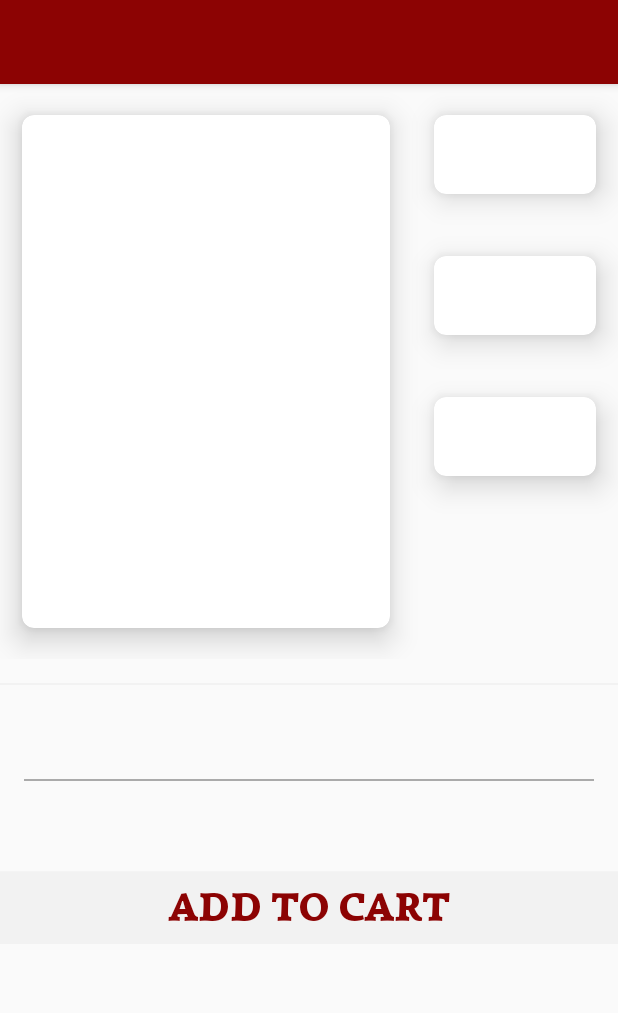
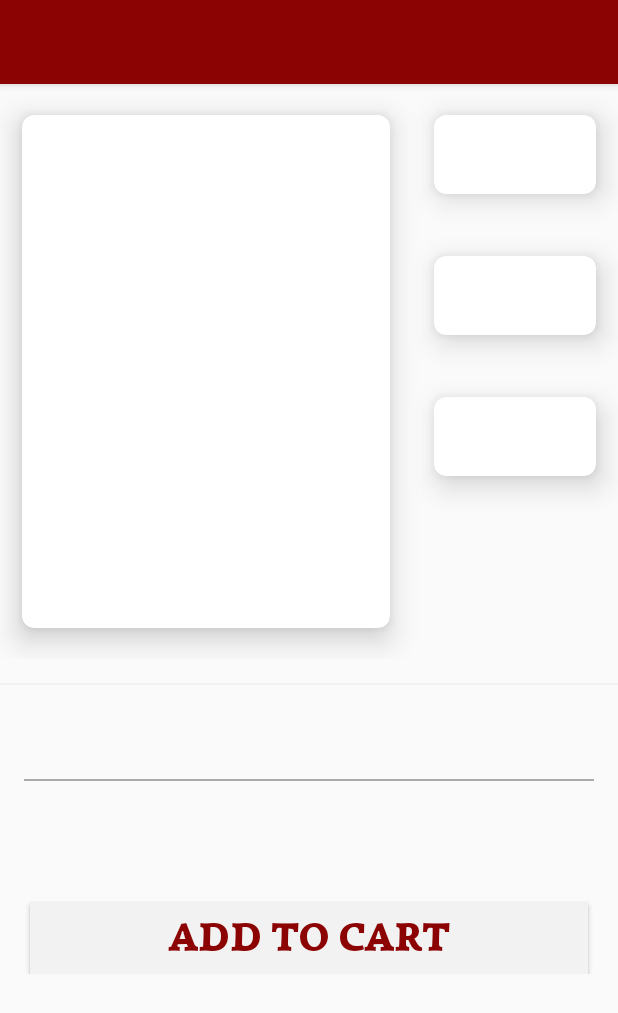
Before and after one commit to manalalsharif/MyFinalProject, an Android app: the layout activity_detail.xml on its own in the app's theme, with its tools: preview values and no code run, on a phone screen of 412 x 824 dp. Shown: the top 1013 px of the screen. Run offline under Robolectric (Android 15) with nearby library versions, the light colour scheme and no system bars; network calls fail.

Commit message:
modified like/unlike button, icon, and layout

```diff
--- a/myfinalprojectcs3270/app/src/main/java/com/example/myfinalprojectcs3270/Adapters/MovieAdapter.java
+++ b/myfinalprojectcs3270/app/src/main/java/com/example/myfinalprojectcs3270/Adapters/MovieAdapter.java
@@ -73,8 +73,6 @@
         Picasso.get()
                 .load(movieItem.getImage())
                 .into(holder.moviePoster);
-
-        Log.d("test", "image url:" +movieItem.getImage());
         holder.movieName.setText(movieItem.getName());
         holder.movieOverview.setText(movieItem.getOverview());
     }
@@ -88,10 +86,6 @@
         }
     }
 
-    public boolean toggleViewType() {
-        isGrid = !isGrid;
-        return isGrid;
-    }
 
     @Override
     public int getItemCount() {
--- a/myfinalprojectcs3270/app/src/main/java/com/example/myfinalprojectcs3270/Fragments/Popular.java
+++ b/myfinalprojectcs3270/app/src/main/java/com/example/myfinalprojectcs3270/Fragments/Popular.java
@@ -163,8 +163,6 @@
                 String name = movieObject.getString("original_title");
                 String overview = movieObject.getString("overview");
                 String release_date = movieObject.getString("release_date");
-                //testing to see if an entire image url will load
-                //String image = "https://m.media-amazon.com/images/M/MV5BYmU4NTk4OWYtMjE4My00MGVkLTgwY2EtZTZjN2YyOGFiMDQ0L2ltYWdlL2ltYWdlXkEyXkFqcGdeQXVyMTQxNzMzNDI@._V1_UX182_CR0,0,182,268_AL_.jpg";
                 String image = "https://image.tmdb.org/t/p/w500/" + poster_path;
 
                 movieItemList.add(new MovieItem(id, name, image, overview, vote_average, release_date));
--- /dev/null
+++ b/myfinalprojectcs3270/app/src/main/res/drawable/ic_favorite.xml
@@ -0,0 +1,5 @@
+<vector android:height="24dp" android:tint="#8C0303"
+    android:viewportHeight="24.0" android:viewportWidth="24.0"
+    android:width="24dp" xmlns:android="http://schemas.android.com/apk/res/android">
+    <path android:fillColor="#FF000000" android:pathData="M12,21.35l-1.45,-1.32C5.4,15.36 2,12.28 2,8.5 2,5.42 4.42,3 7.5,3c1.74,0 3.41,0.81 4.5,2.09C13.09,3.81 14.76,3 16.5,3 19.58,3 22,5.42 22,8.5c0,3.78 -3.4,6.86 -8.55,11.54L12,21.35z"/>
+</vector>
--- /dev/null
+++ b/myfinalprojectcs3270/app/src/main/res/drawable/ic_favorite_border.xml
@@ -0,0 +1,5 @@
+<vector android:height="24dp" android:tint="#8C0303"
+    android:viewportHeight="24.0" android:viewportWidth="24.0"
+    android:width="24dp" xmlns:android="http://schemas.android.com/apk/res/android">
+    <path android:fillColor="#FF000000" android:pathData="M16.5,3c-1.74,0 -3.41,0.81 -4.5,2.09C10.91,3.81 9.24,3 7.5,3 4.42,3 2,5.42 2,8.5c0,3.78 3.4,6.86 8.55,11.54L12,21.35l1.45,-1.32C18.6,15.36 22,12.28 22,8.5 22,5.42 19.58,3 16.5,3zM12.1,18.55l-0.1,0.1 -0.1,-0.1C7.14,14.24 4,11.39 4,8.5 4,6.5 5.5,5 7.5,5c1.54,0 3.04,0.99 3.57,2.36h1.87C13.46,5.99 14.96,5 16.5,5c2,0 3.5,1.5 3.5,3.5 0,2.89 -3.14,5.74 -7.9,10.05z"/>
+</vector>
--- a/myfinalprojectcs3270/app/src/main/res/layout/activity_detail.xml
+++ b/myfinalprojectcs3270/app/src/main/res/layout/activity_detail.xml
@@ -28,7 +28,8 @@
 
     <ScrollView
         android:layout_width="match_parent"
-        android:layout_height="wrap_content">
+        android:layout_height="wrap_content"
+        android:paddingBottom="50dp">
 
         <LinearLayout
             android:layout_width="match_parent"
@@ -114,15 +115,15 @@
 
                         <TextView
                             android:id="@+id/movie_favorite_detail"
-                            android:layout_width="match_parent"
+                            android:layout_width="180px"
                             android:layout_height="wrap_content"
-                            android:gravity="center"
+
+                            android:layout_marginLeft="25dp"
                             android:paddingStart="8dp"
                             android:paddingTop="16dp"
                             android:paddingEnd="8dp"
                             android:paddingBottom="16dp"
                             android:textColor="@color/materialBlack"
-
                             android:textSize="16sp" />
 
                     </androidx.cardview.widget.CardView>
@@ -134,8 +135,8 @@
             <View
                 android:layout_width="match_parent"
                 android:layout_height="1dp"
+                android:layout_marginTop="16dp"
                 android:layout_marginBottom="16dp"
-                android:layout_marginTop="16dp"
                 android:background="@color/colorPrimary" />
 
             <TextView
@@ -143,8 +144,8 @@
                 android:layout_width="match_parent"
                 android:layout_height="wrap_content"
                 android:layout_gravity="start|center_vertical"
+                android:layout_marginStart="24dp"
                 android:layout_marginEnd="24dp"
-                android:layout_marginStart="24dp"
                 android:textColor="@color/materialBlack"
                 android:textSize="24sp" />
 
@@ -158,10 +159,10 @@
                 android:id="@+id/movie_overview_detail"
                 android:layout_width="match_parent"
                 android:layout_height="wrap_content"
-                android:layout_marginBottom="16dp"
-                android:layout_marginEnd="24dp"
                 android:layout_marginStart="24dp"
                 android:layout_marginTop="8dp"
+                android:layout_marginEnd="24dp"
+                android:layout_marginBottom="16dp"
                 android:gravity="start"
                 android:textSize="16sp" />
 
@@ -169,11 +170,14 @@
                 android:id="@+id/addToCart"
                 android:layout_width="match_parent"
                 android:layout_height="wrap_content"
+                android:layout_marginLeft="20dp"
+                android:layout_marginTop="20dp"
+                android:layout_marginRight="20dp"
+                android:background="@color/colorButton"
+                android:fontFamily="@font/simonetta_black"
                 android:text="Add To Cart"
                 android:textColor="@color/colorButtonFont"
-                android:background="@color/colorButton"
-                android:textSize="12pt"
-                android:fontFamily="@font/simonetta_black"/>
+                android:textSize="12pt" />
 
         </LinearLayout>
 
--- a/myfinalprojectcs3270/app/src/main/res/layout/activity_paypal.xml
+++ b/myfinalprojectcs3270/app/src/main/res/layout/activity_paypal.xml
@@ -16,8 +16,10 @@
         android:id="@+id/order"
         android:layout_width="match_parent"
         android:layout_height="wrap_content"
-        android:textColor="@color/colorButtonFont"
+        android:layout_marginLeft="20dp"
+        android:layout_marginRight="20dp"
         android:background="@color/colorButton"
         android:fontFamily="@font/simonetta_black"
-        android:text="Pay"/>
+        android:text="Pay"
+        android:textColor="@color/colorButtonFont" />
 </LinearLayout>
```
Also changed, not shown: myfinalprojectcs3270/app/src/main/java/com/example/myfinalprojectcs3270/DetailActivity.java (+7 -14 lines), myfinalprojectcs3270/app/src/main/res/layout/fragment_account.xml (+6 -5 lines).
